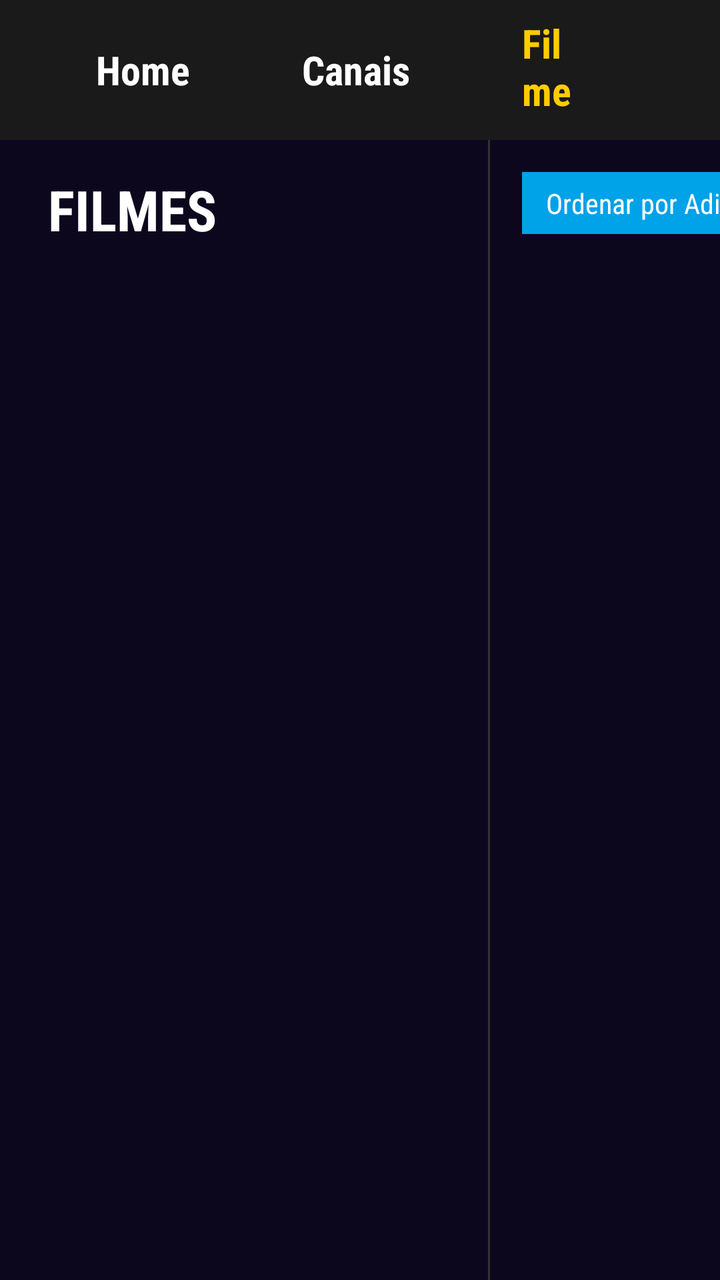
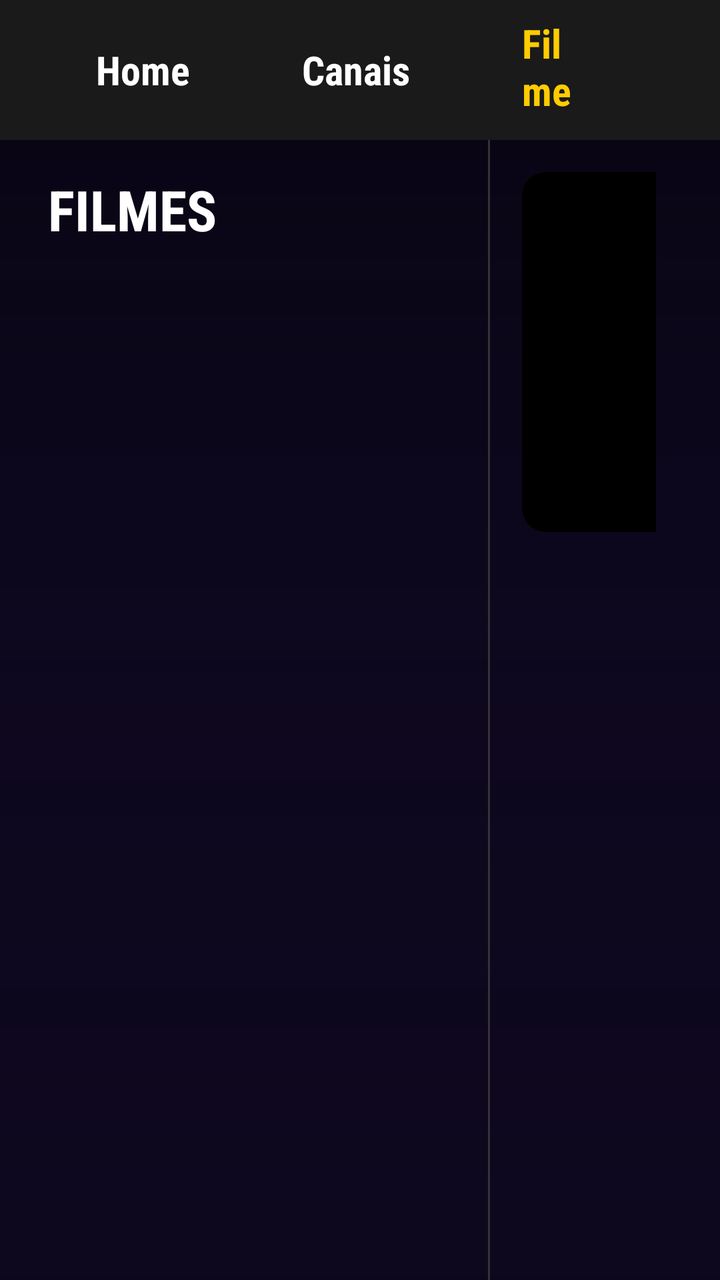

Before-and-after screenshots of an Android layout around one commit, followed by the original layout XML and the change that was made.
<!-- AndroidManifest.xml: activity theme AppTheme -->
<!-- res/layout/activity_vod_netflix.xml -->
<?xml version="1.0" encoding="utf-8"?>
<androidx.constraintlayout.widget.ConstraintLayout xmlns:android="http://schemas.android.com/apk/res/android"
    xmlns:app="http://schemas.android.com/apk/res-auto"
    android:layout_width="match_parent"
    android:layout_height="match_parent"
    android:background="#0D071E">

    
    <LinearLayout
        android:id="@+id/topNav"
        android:layout_width="match_parent"
        android:layout_height="70dp"
        android:background="#1A1A1A"
        android:gravity="center_vertical"
        android:orientation="horizontal"
        android:paddingHorizontal="32dp"
        app:layout_constraintTop_toTopOf="parent">

        <TextView
            android:id="@+id/nav_home"
            android:layout_width="wrap_content"
            android:layout_height="wrap_content"
            android:text="Home"
            android:textColor="#FFFFFF"
            android:textStyle="bold"
            android:textSize="20sp"
            android:paddingHorizontal="16dp"
            android:paddingVertical="8dp"
            android:background="@drawable/selector_nav_item"
            android:focusable="true"
            android:clickable="true"
            android:layout_marginEnd="24dp"/>

        <TextView
            android:id="@+id/nav_canais"
            android:layout_width="wrap_content"
            android:layout_height="wrap_content"
            android:text="Canais"
            android:textColor="#FFFFFF"
            android:textStyle="bold"
            android:textSize="20sp"
            android:paddingHorizontal="16dp"
            android:paddingVertical="8dp"
            android:background="@drawable/selector_nav_item"
            android:focusable="true"
            android:clickable="true"
            android:layout_marginEnd="24dp"/>

        <TextView
            android:id="@+id/nav_filmes"
            android:layout_width="wrap_content"
            android:layout_height="wrap_content"
            android:text="Filmes"
            android:textColor="#FFCC00"
            android:textStyle="bold"
            android:textSize="20sp"
            android:paddingHorizontal="16dp"
            android:paddingVertical="8dp"
            android:background="@drawable/selector_nav_item"
            android:focusable="true"
            android:clickable="true"
            android:layout_marginEnd="24dp"/>

        <TextView
            android:id="@+id/nav_series"
            android:layout_width="wrap_content"
            android:layout_height="wrap_content"
            android:text="Séries"
            android:textColor="#FFFFFF"
            android:textStyle="bold"
            android:textSize="20sp"
            android:paddingHorizontal="16dp"
            android:paddingVertical="8dp"
            android:background="@drawable/selector_nav_item"
            android:focusable="true"
            android:clickable="true"
            android:layout_marginEnd="24dp"/>

        <Space
            android:layout_width="0dp"
            android:layout_height="wrap_content"
            android:layout_weight="1"/>

        <ImageButton
            android:id="@+id/btnSearch"
            android:layout_width="48dp"
            android:layout_height="48dp"
            android:background="@drawable/selector_nav_item"
            android:src="@android:drawable/ic_menu_search"
            app:tint="#FFFFFF"
            android:focusable="true"
            android:clickable="true"/>
    </LinearLayout>

    
    <TextView
        android:id="@+id/tvMainTitle"
        android:layout_width="0dp"
        android:layout_height="wrap_content"
        android:text="FILMES"
        android:textColor="#FFFFFF"
        android:textSize="28sp"
        android:textStyle="bold"
        android:layout_marginTop="16dp"
        android:layout_marginStart="24dp"
        app:layout_constraintTop_toBottomOf="@id/topNav"
        app:layout_constraintStart_toStartOf="parent"
        app:layout_constraintEnd_toStartOf="@id/divider" />

    
    <androidx.recyclerview.widget.RecyclerView
        android:id="@+id/rvSidebar"
        android:layout_width="220dp"
        android:layout_height="0dp"
        android:layout_marginTop="24dp"
        android:layout_marginStart="16dp"
        app:layout_constraintTop_toBottomOf="@id/tvMainTitle"
        app:layout_constraintBottom_toBottomOf="parent"
        app:layout_constraintStart_toStartOf="parent" />

    
    <View
        android:id="@+id/divider"
        android:layout_width="1dp"
        android:layout_height="0dp"
        android:background="#333333"
        android:layout_marginStart="8dp"
        app:layout_constraintTop_toBottomOf="@id/topNav"
        app:layout_constraintBottom_toBottomOf="parent"
        app:layout_constraintStart_toEndOf="@id/rvSidebar" />

    
    <TextView
        android:id="@+id/tvSortBtn"
        android:layout_width="wrap_content"
        android:layout_height="wrap_content"
        android:text="Ordenar por Adicionad. ˅"
        android:textColor="#FFFFFF"
        android:background="#00A2E8"
        android:paddingHorizontal="12dp"
        android:paddingVertical="6dp"
        android:layout_marginTop="16dp"
        android:layout_marginStart="16dp"
        app:layout_constraintTop_toBottomOf="@id/topNav"
        app:layout_constraintStart_toEndOf="@id/divider" />

    
    <androidx.recyclerview.widget.RecyclerView
        android:id="@+id/rvMovieGrid"
        android:layout_width="0dp"
        android:layout_height="0dp"
        android:clipToPadding="false"
        android:paddingBottom="50dp"
        android:layout_marginTop="16dp"
        android:layout_marginStart="16dp"
        app:layout_constraintTop_toBottomOf="@id/tvSortBtn"
        app:layout_constraintBottom_toBottomOf="parent"
        app:layout_constraintStart_toEndOf="@id/divider"
        app:layout_constraintEnd_toEndOf="parent"/>

    <ProgressBar
        android:id="@+id/progressBar"
        android:layout_width="64dp"
        android:layout_height="64dp"
        android:layout_marginTop="32dp"
        android:indeterminateTint="#00FFFF"
        app:layout_constraintTop_toBottomOf="@id/topNav"
        app:layout_constraintStart_toStartOf="@id/rvMovieGrid"
        app:layout_constraintEnd_toEndOf="@id/rvMovieGrid"
        app:layout_constraintBottom_toBottomOf="parent"
        android:visibility="gone"/>

</androidx.constraintlayout.widget.ConstraintLayout>
<!-- resources referenced by this layout -->
<resources>
  <!-- drawable selector_nav_item (drawable) -->
  <?xml version="1.0" encoding="utf-8"?>
  <selector xmlns:android="http://schemas.android.com/apk/res/android">
      <item android:state_focused="true">
          <shape>
              <solid android:color="#3300FFFF"/>
              <corners android:radius="8dp"/>
          </shape>
      </item>
      <item android:state_pressed="true">
          <shape>
              <solid android:color="#5500FFFF"/>
              <corners android:radius="8dp"/>
          </shape>
      </item>
      <item>
          <shape>
              <solid android:color="@android:color/transparent"/>
              <corners android:radius="8dp"/>
          </shape>
      </item>
  </selector>
  <style name="AppTheme" parent="Theme.AppCompat.NoActionBar">
          <item name="android:fontFamily">sans-serif-condensed</item>
      </style>
</resources>

<!-- the commit's change to res/layout/activity_vod_netflix.xml (unified diff, before → after) -->
@@ -4,6 +4,28 @@
     android:layout_width="match_parent"
     android:layout_height="match_parent"
     android:background="#0D071E">
+
+    
+    <ImageView
+        android:id="@+id/ivBackgroundBlur"
+        android:layout_width="match_parent"
+        android:layout_height="match_parent"
+        android:scaleType="centerCrop"
+        android:alpha="0.4"
+        app:layout_constraintTop_toTopOf="parent"
+        app:layout_constraintBottom_toBottomOf="parent"
+        app:layout_constraintStart_toStartOf="parent"
+        app:layout_constraintEnd_toEndOf="parent" />
+
+    
+    <View
+        android:layout_width="match_parent"
+        android:layout_height="match_parent"
+        android:background="@drawable/bg_gradient_overlay"
+        app:layout_constraintTop_toTopOf="parent"
+        app:layout_constraintBottom_toBottomOf="parent"
+        app:layout_constraintStart_toStartOf="parent"
+        app:layout_constraintEnd_toEndOf="parent" />
 
     
     <LinearLayout
@@ -141,8 +163,77 @@
         android:paddingVertical="6dp"
         android:layout_marginTop="16dp"
         android:layout_marginStart="16dp"
+        android:visibility="gone"
         app:layout_constraintTop_toBottomOf="@id/topNav"
         app:layout_constraintStart_toEndOf="@id/divider" />
+
+    
+    <LinearLayout
+        android:id="@+id/llHeroBanner"
+        android:layout_width="0dp"
+        android:layout_height="180dp"
+        android:orientation="horizontal"
+        android:layout_marginTop="16dp"
+        android:layout_marginStart="16dp"
+        android:layout_marginEnd="32dp"
+        app:layout_constraintTop_toBottomOf="@id/topNav"
+        app:layout_constraintStart_toEndOf="@id/divider"
+        app:layout_constraintEnd_toEndOf="parent">
+        
+        
+        <androidx.cardview.widget.CardView
+            android:layout_width="120dp"
+            android:layout_height="180dp"
+            app:cardCornerRadius="12dp"
+            app:cardElevation="8dp"
+            app:cardBackgroundColor="#000">
+            <ImageView
+                android:id="@+id/ivHeroPoster"
+                android:layout_width="match_parent"
+                android:layout_height="match_parent"
+                android:scaleType="centerCrop"/>
+        </androidx.cardview.widget.CardView>
+        
+        
+        <LinearLayout
+            android:layout_width="match_parent"
+            android:layout_height="match_parent"
+            android:orientation="vertical"
+            android:paddingStart="24dp"
+            android:gravity="center_vertical">
+            
+            <TextView
+                android:id="@+id/tvHeroTitle"
+                android:layout_width="wrap_content"
+                android:layout_height="wrap_content"
+                android:text="Título do Filme"
+                android:textColor="#FFFFFF"
+                android:textSize="32sp"
+                android:textStyle="bold"
+                android:maxLines="1"
+                android:ellipsize="end"/>
+                
+            <TextView
+                android:id="@+id/tvHeroRating"
+                android:layout_width="wrap_content"
+                android:layout_height="wrap_content"
+                android:text="★ 8.5/10  |  2024"
+                android:textColor="#FFCC00"
+                android:textSize="16sp"
+                android:layout_marginTop="8dp"/>
+                
+            <TextView
+                android:id="@+id/tvHeroDesc"
+                android:layout_width="match_parent"
+                android:layout_height="wrap_content"
+                android:text="Resumo da história do filme selecionado aparecerá aqui com um máximo de três linhas para dar contexto..."
+                android:textColor="#CCCCCC"
+                android:textSize="14sp"
+                android:layout_marginTop="12dp"
+                android:maxLines="3"
+                android:ellipsize="end"/>
+        </LinearLayout>
+    </LinearLayout>
 
     
     <androidx.recyclerview.widget.RecyclerView
@@ -153,7 +244,7 @@
         android:paddingBottom="50dp"
         android:layout_marginTop="16dp"
         android:layout_marginStart="16dp"
-        app:layout_constraintTop_toBottomOf="@id/tvSortBtn"
+        app:layout_constraintTop_toBottomOf="@id/llHeroBanner"
         app:layout_constraintBottom_toBottomOf="parent"
         app:layout_constraintStart_toEndOf="@id/divider"
         app:layout_constraintEnd_toEndOf="parent"/>
<!-- resource entries referenced after the edit -->
@@ -1,5 +1,16 @@
 <!-- resources referenced by this layout -->
 <resources>
+  <!-- drawable bg_gradient_overlay (drawable) -->
+  <?xml version="1.0" encoding="utf-8"?>
+  <shape xmlns:android="http://schemas.android.com/apk/res/android"
+      android:shape="rectangle">
+      <gradient
+          android:angle="270"
+          android:startColor="#66000000"
+          android:centerColor="#B30D071E"
+          android:endColor="#FF0D071E"
+          android:type="linear" />
+  </shape>
   <!-- drawable selector_nav_item (drawable) -->
   <?xml version="1.0" encoding="utf-8"?>
   <selector xmlns:android="http://schemas.android.com/apk/res/android">
